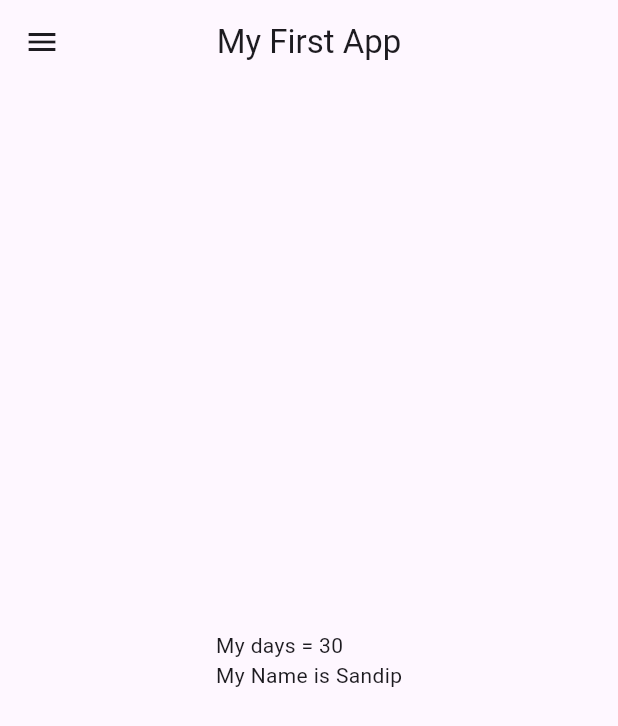
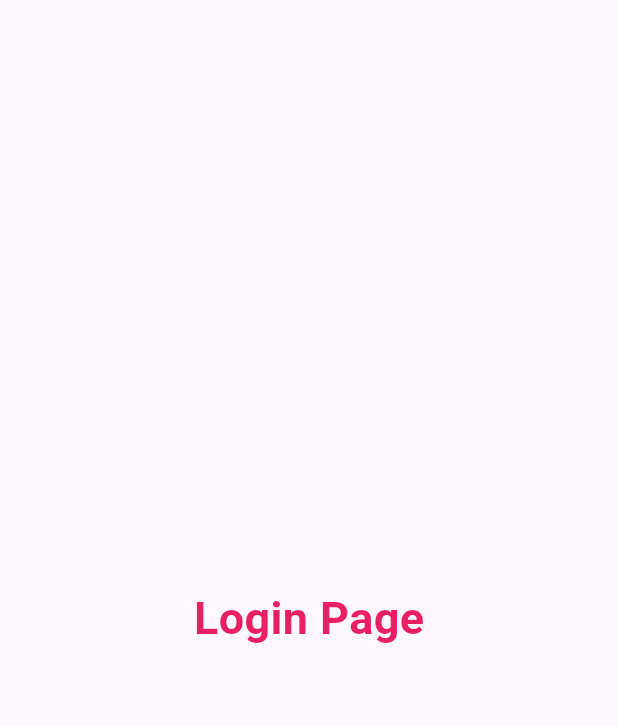
Before and after one commit to SANDIPpandey1/FlutterNew, a Flutter app: the screen it shows after launch, on a phone screen of 412 x 824 dp. Shown: the top 726 px of the screen. Run offline on Flutter 3.47's test engine with Material 3 defaults, Android fonts, the phone set to English and light mode, and no system bars.

Commit message:
Completed time 1:15:03

```diff
--- a/lib/main.dart
+++ b/lib/main.dart
@@ -1,15 +1,26 @@
 import 'package:flutter/material.dart';
-import 'package:flutter_one/home_page.dart';
+import 'package:flutter_one/pages/home_page.dart';
+import 'package:flutter_one/pages/login_page.dart';
 
 void main() {
-  runApp(myApp());
+  runApp(MyApp());
 }
 
-class myApp extends StatelessWidget {
-  const myApp({super.key});
+class MyApp extends StatelessWidget {
+  const MyApp({super.key});
 
   @override
   Widget build(BuildContext context) {
-    return MaterialApp(home: HomePage());
+    return MaterialApp(
+      debugShowCheckedModeBanner: false,
+      themeMode: ThemeMode.light,
+      // theme: ThemeData(primarySwatch: Colors.pink),
+      darkTheme: ThemeData(brightness: Brightness.dark),
+      routes: {
+        "/": (context) => LoginPage(),
+        "/home": (context) => HomePage(),
+        "/login": (context) => LoginPage(),
+      },
+    );
   }
 }
--- a/lib/home_page.dart
+++ b/lib/pages/home_page.dart
@@ -1,17 +1,22 @@
 import 'package:flutter/material.dart';
 
 class HomePage extends StatelessWidget {
-  const HomePage({super.key});
+  var days = 20;
+  var name = "Sandip";
 
   @override
   Widget build(BuildContext context) {
     return Scaffold(
-      appBar: AppBar(title: const Text("My First App"), centerTitle: true),
+      appBar: AppBar(
+        title: Text("My First App"),
+        backgroundColor: Colors.pink,
+        centerTitle: true,
+      ),
       body: Center(
         child: Container(
           child: Text(
-            "My days = 30"
-            "\nMy Name is Sandip",
+            "My days = $days"
+            "\nMy Name is $name",
           ),
         ),
       ),
--- /dev/null
+++ b/lib/pages/login_page.dart
@@ -0,0 +1,21 @@
+import 'package:flutter/material.dart';
+
+class LoginPage extends StatelessWidget {
+  const LoginPage({super.key});
+
+  @override
+  Widget build(BuildContext context) {
+    return Material(
+      child: Center(
+        child: Text(
+          "Login Page",
+          style: TextStyle(
+            fontSize: 30,
+            fontWeight: FontWeight.bold,
+            color: Colors.pink,
+          ),
+        ),
+      ),
+    );
+  }
+}
```
